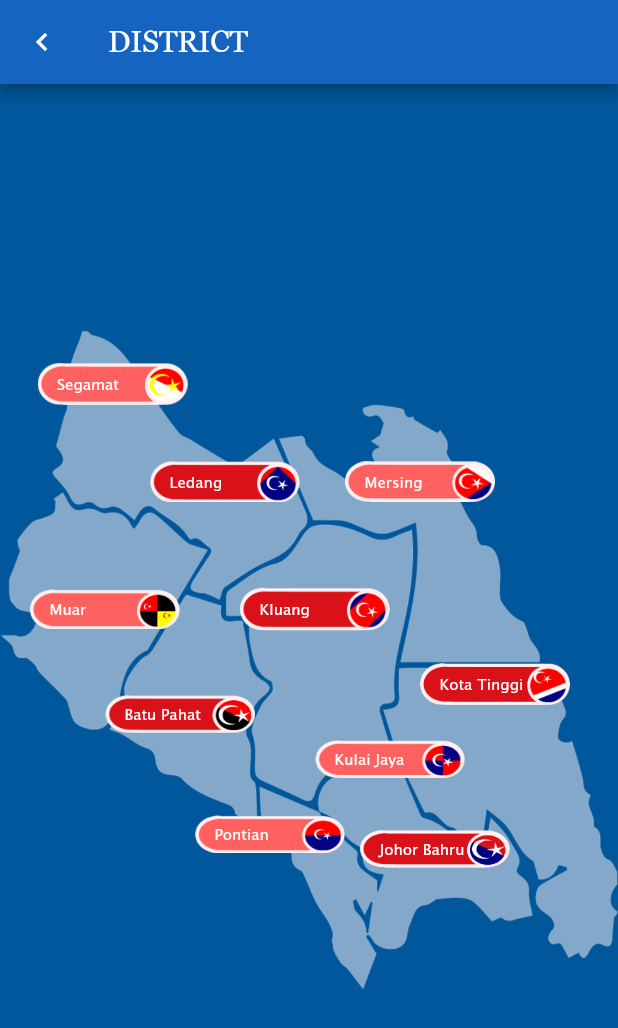
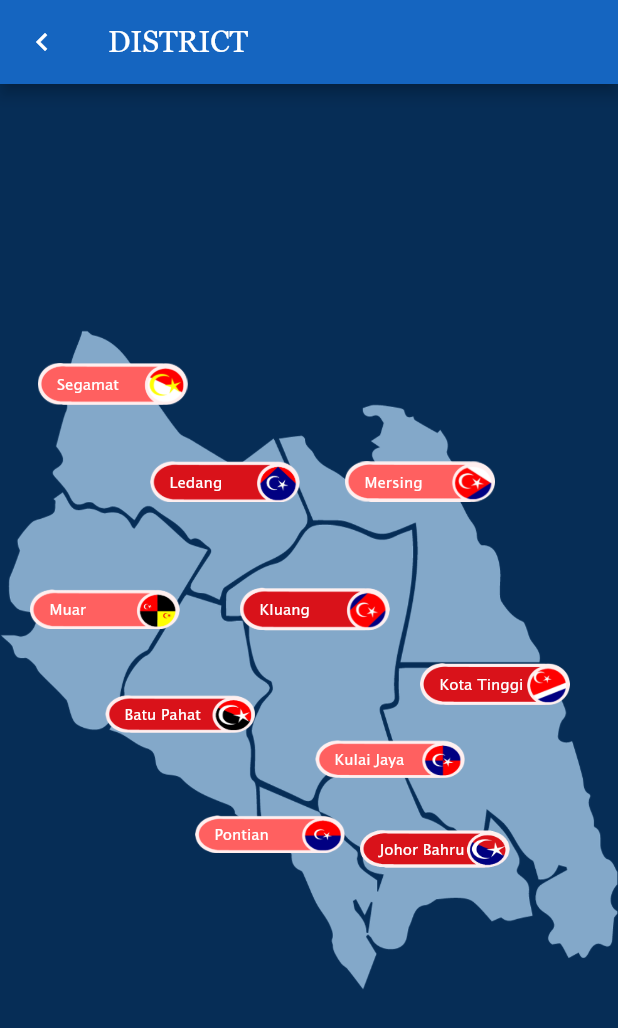
Before and after one commit to VictorDoom022/notMyProject, a Flutter app: the screen it shows after launch, after a tap on "START", on a phone screen of 412 x 824 dp. Shown: the top 1028 px of the screen. Run offline on Flutter 3.47's test engine with Material 2 defaults, Android fonts, the phone set to English and light mode, and no system bars.

Commit message:
change color type

```diff
--- a/lib/views/districtPage.dart
+++ b/lib/views/districtPage.dart
@@ -37,7 +37,7 @@ class _districtPageState extends State<districtPage> {
           children: [
             Container(
               decoration: BoxDecoration(
-                  color: Colors.lightBlue[900],
+                  color: Color.fromARGB(255, 6, 45, 86),
                   image: DecorationImage(
                     image: AssetImage('assets/images/negeries.png'),
                   )
--- a/lib/views/kukupIslandInfoPage.dart
+++ b/lib/views/kukupIslandInfoPage.dart
@@ -36,7 +36,7 @@ class _kukupIslandInfoPageState extends State<kukupIslandInfoPage> {
           children: [
             Container(
               decoration: BoxDecoration(
-                  color: Colors.lightBlue[900],
+                  color: Color.fromARGB(255, 6, 45, 86),
                   image: DecorationImage(
                       image: AssetImage('assets/images/ps9.png'),
                       fit: BoxFit.cover
--- a/lib/views/pontianInfo.dart
+++ b/lib/views/pontianInfo.dart
@@ -41,7 +41,7 @@ class _pontianInfoState extends State<pontianInfo> {
           ),
         ),
       body: Container(
-        color: Colors.lightBlue[900],
+        color: Color.fromARGB(255, 6, 45, 86),
         child: GridView.count(
           shrinkWrap: true,
           crossAxisCount: 2,
--- a/lib/views/pontianLeisurePage.dart
+++ b/lib/views/pontianLeisurePage.dart
@@ -33,7 +33,7 @@ class _pontianLeisurePageState extends State<pontianLeisurePage> {
         ),
       ),
       body: Container(
-        color: Colors.lightBlue[900],
+        color: Color.fromARGB(255, 6, 45, 86),
         child: GridView.count(
           crossAxisCount: 2,
           children: [
--- a/lib/views/welcomePage.dart
+++ b/lib/views/welcomePage.dart
@@ -36,7 +36,7 @@ class _welcomePageState extends State<welcomePage> {
   Widget build(BuildContext context) {
     return Scaffold(
       body: Container(
-        color: Colors.blue[900],
+        color: Color.fromARGB(255, 6, 45, 86),
         child: Center(
           child: Column(
             mainAxisAlignment: MainAxisAlignment.center,
```
